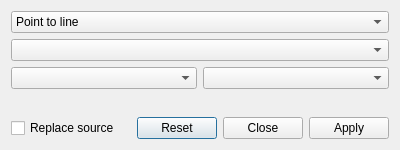
This is joindialog.ui in Kuszki/EW-Database as Qt 5 draws it before an edit. The edited form follows.
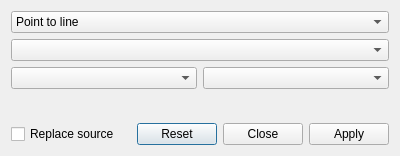
This is the edited form. Icons and pictures are not drawn.

What changed in the file:
```diff
--- a/joindialog.ui
+++ b/joindialog.ui
@@ -7,7 +7,7 @@
     <x>0</x>
     <y>0</y>
     <width>400</width>
-    <height>150</height>
+    <height>156</height>
    </rect>
   </property>
   <property name="windowTitle">
```
Left out of the diff: 3 changed lines with no effect on the pictures.
